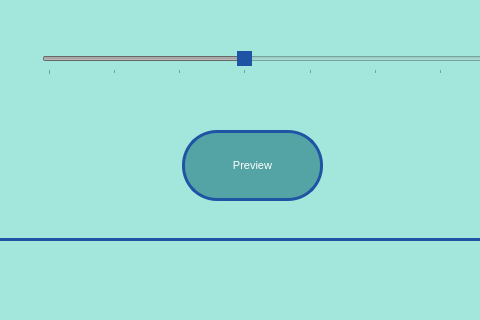
Above: src/views/settingswindow.ui from Vineyard-MQP-2021/VineyardApp before the change; both pictures show x 378 to 858 and y 530 to 850 of the 1200 by 1000 pixel window. Below: the same form after it.
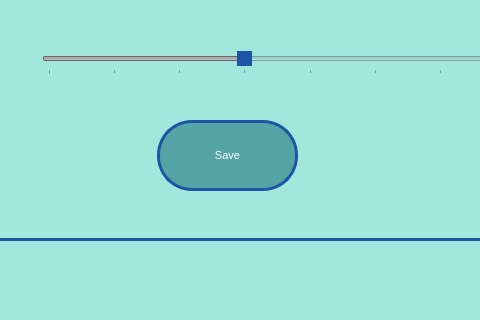
That is the form after the change. Icons and pictures are not drawn.

```diff
--- a/src/views/settingswindow.ui
+++ b/src/views/settingswindow.ui
@@ -537,8 +537,8 @@
      </property>
      <property name="geometry">
       <rect>
-       <x>400</x>
-       <y>490</y>
+       <x>375</x>
+       <y>480</y>
        <width>141</width>
        <height>71</height>
       </rect>
@@ -558,7 +558,7 @@
 color: white;</string>
      </property>
      <property name="text">
-      <string>Preview</string>
+      <string>Save</string>
      </property>
     </widget>
    </widget>
```
Left out of the diff: 2 changed lines with no effect on the pictures.
